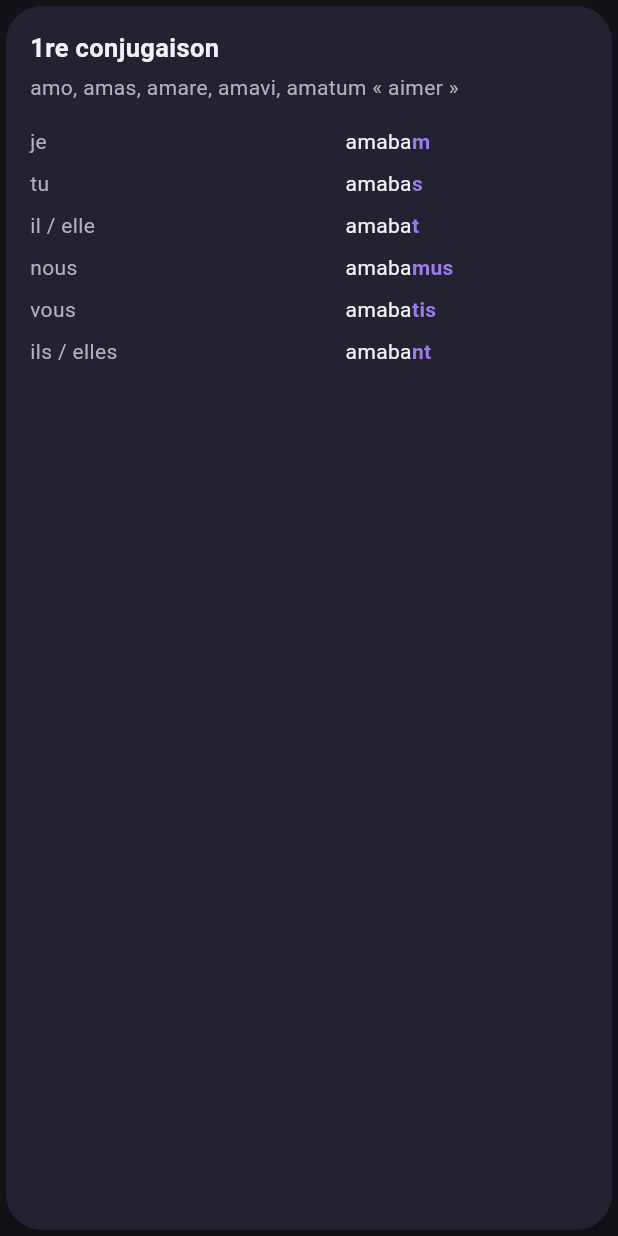
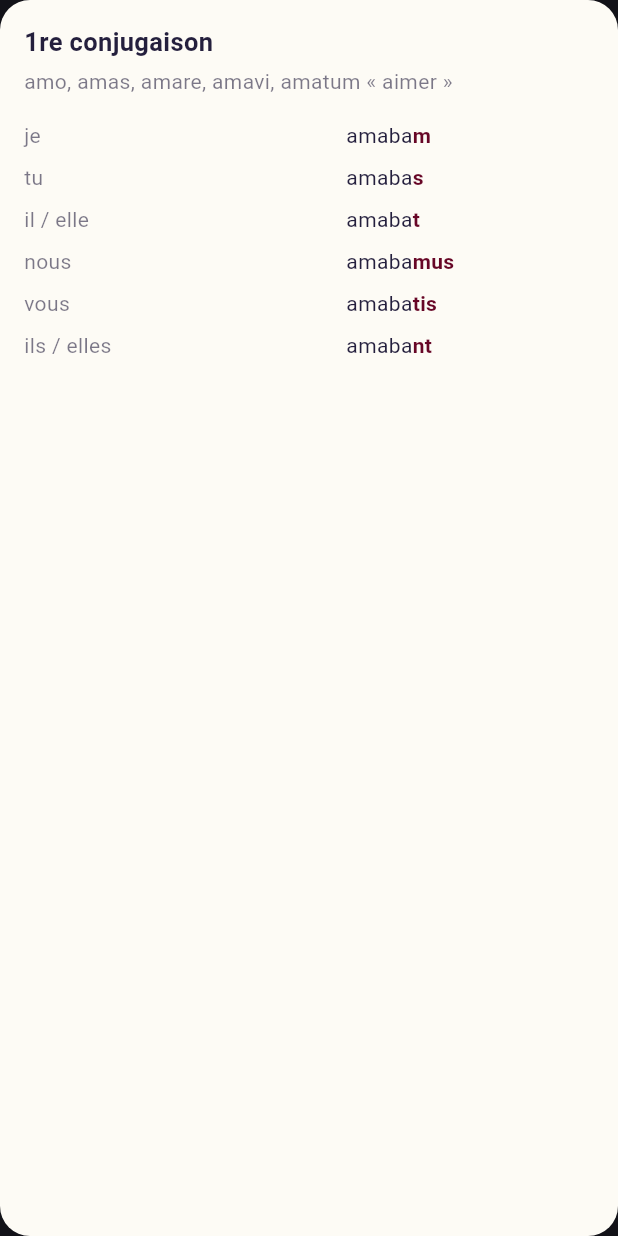
Before and after one commit to FischiSushi/Itinera, a Flutter app: what tableauImparfait() shows on an empty page, opened directly with sample values from the repository, on a phone screen of 412 x 824 dp. Run offline on Flutter 3.47's test engine with Material 3 defaults, Android fonts, the phone set to English and light mode, and no system bars; our stand-ins replace cloud_firestore, firebase_auth, firebase_core, firebase_crashlytics, flutter_local_notifications, flutter_timezone and 4 more; missing offline and left inert: file_selector, fsrs, pdfx; accounts and stored records are empty.

Commit message:
Finish palette migration for conjugation tables, test volume filtering
tableauConjugaison()/tableauImparfait() (verb-conjugation reference
tables shown inside grammar lessons) still used a plain dark Card with
the old fixed accentViolet/texteAttenue colors — they'd been missed by
the palette rollout since they live in grammaire_screen.dart rather
than the lesson screen that renders them. Switched to CarteDesign/
designNoir/designAccent, matching declinaisons_screen.dart's
tableauDeclinaison exactly. Verified live in "Le verbe latin".

Also adds test/unite_screen_test.dart covering the volume-filtering
behavior from the last two commits: the unit list and progress bar
stay scoped to the selected volume, while "Réviser" stays global.

Co-Authored-By: Claude Sonnet 5 <noreply@anthropic.com>

```diff
--- a/lib/screens/grammaire_screen.dart
+++ b/lib/screens/grammaire_screen.dart
@@ -1,7 +1,6 @@
 import 'package:flutter/material.dart';
 
 import 'package:itinera/grammaire_tableaux_data.dart';
-import 'package:itinera/main.dart';
 import 'package:itinera/design/palette.dart';
 import 'package:itinera/design/widgets.dart';
 import 'package:itinera/screens/declinaisons_screen.dart';
@@ -39,13 +38,10 @@ Widget _celluleFormeConjugaison(String forme, String radical) {
   return Text.rich(
     TextSpan(
       children: [
-        TextSpan(text: radical),
+        TextSpan(text: radical, style: TextStyle(color: designNoir)),
         TextSpan(
           text: terminaison,
-          style: const TextStyle(
-            color: accentViolet,
-            fontWeight: FontWeight.bold,
-          ),
+          style: TextStyle(color: designAccent, fontWeight: FontWeight.bold),
         ),
       ],
     ),
@@ -55,24 +51,25 @@ Widget _celluleFormeConjugaison(String forme, String radical) {
 Widget tableauConjugaison(Conjugaison conj) {
   final radical = _radicalCommunConjugaison(conj.present);
 
-  return Card(
-    child: Padding(
-      padding: const EdgeInsets.all(16),
-
+  return CarteDesign(
     child: Column(
       crossAxisAlignment: CrossAxisAlignment.start,
 
       children: [
         Text(
           conj.titre,
-            style: const TextStyle(fontSize: 17, fontWeight: FontWeight.bold),
+          style: TextStyle(
+            fontSize: 17,
+            fontWeight: FontWeight.bold,
+            color: designNoir,
+          ),
         ),
 
         const SizedBox(height: 4),
 
         Text(
           '${conj.tempsPrimitifs} « ${conj.traduction} »',
-            style: const TextStyle(color: texteAttenue),
+          style: TextStyle(color: designNoir.withValues(alpha: 0.6)),
         ),
 
         const SizedBox(height: 12),
@@ -91,7 +88,7 @@ Widget tableauConjugaison(Conjugaison conj) {
                     padding: const EdgeInsets.symmetric(vertical: 4),
                     child: Text(
                       personne,
-                        style: const TextStyle(color: texteAttenue),
+                      style: TextStyle(color: designNoir.withValues(alpha: 0.6)),
                     ),
                   ),
                   Padding(
@@ -107,7 +104,6 @@ Widget tableauConjugaison(Conjugaison conj) {
         ),
       ],
     ),
-    ),
   );
 }
 
@@ -117,24 +113,25 @@ Widget tableauImparfait(Conjugaison conj) {
 
   final radical = _radicalCommunConjugaison(imparfait);
 
-  return Card(
-    child: Padding(
-      padding: const EdgeInsets.all(16),
-
+  return CarteDesign(
     child: Column(
       crossAxisAlignment: CrossAxisAlignment.start,
 
       children: [
         Text(
           conj.titre,
-            style: const TextStyle(fontSize: 17, fontWeight: FontWeight.bold),
+          style: TextStyle(
+            fontSize: 17,
+            fontWeight: FontWeight.bold,
+            color: designNoir,
+          ),
         ),
 
         const SizedBox(height: 4),
 
         Text(
           '${conj.tempsPrimitifs} « ${conj.traduction} »',
-            style: const TextStyle(color: texteAttenue),
+          style: TextStyle(color: designNoir.withValues(alpha: 0.6)),
         ),
 
         const SizedBox(height: 12),
@@ -153,7 +150,7 @@ Widget tableauImparfait(Conjugaison conj) {
                     padding: const EdgeInsets.symmetric(vertical: 4),
                     child: Text(
                       personne,
-                        style: const TextStyle(color: texteAttenue),
+                      style: TextStyle(color: designNoir.withValues(alpha: 0.6)),
                     ),
                   ),
                   Padding(
@@ -168,7 +165,6 @@ Widget tableauImparfait(Conjugaison conj) {
           ],
         ),
       ],
-      ),
     ),
   );
 }
```
Also changed, not shown: 1 other file. Lines whose indentation alone changed are shown as unchanged.
